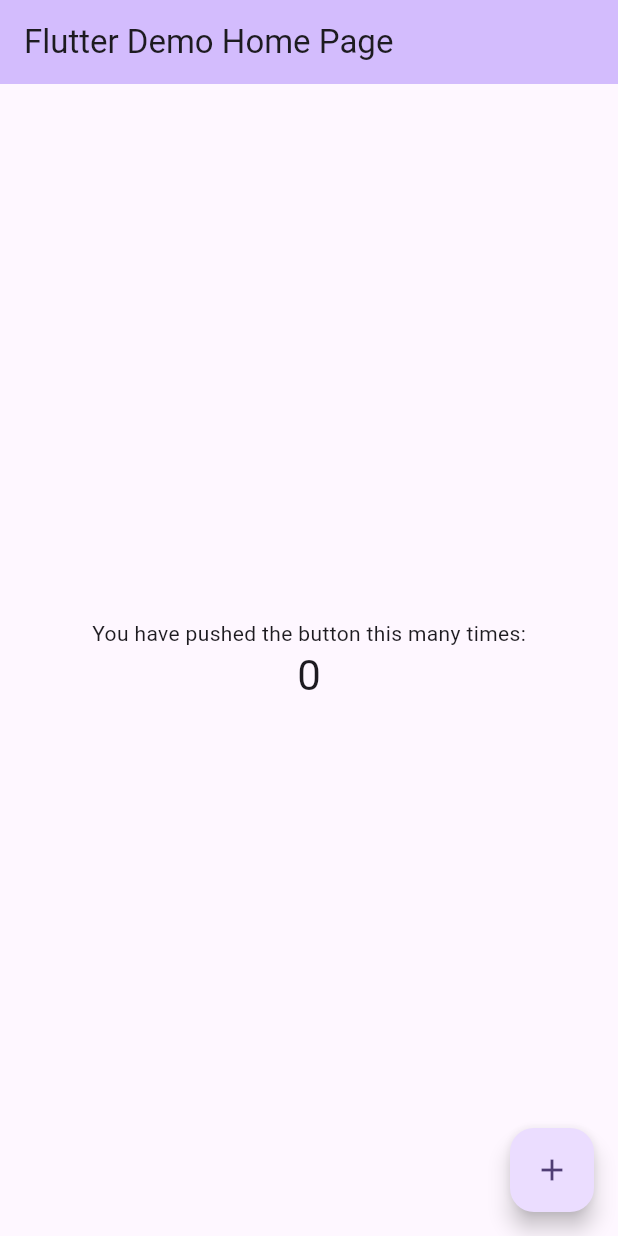
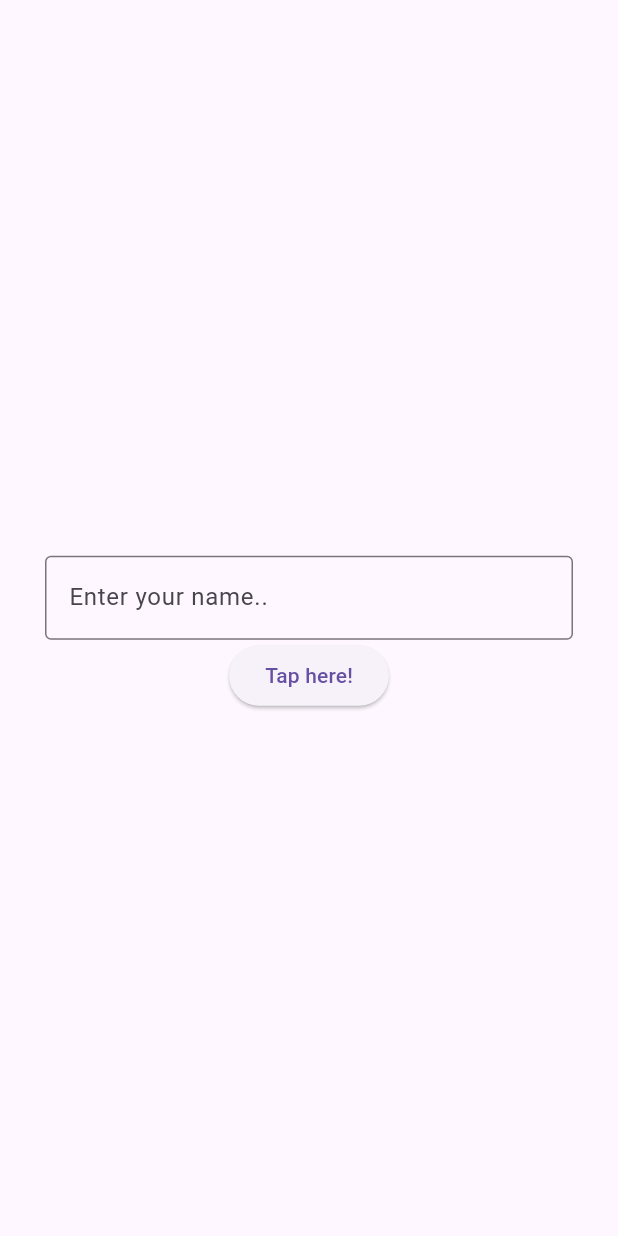
Before and after one commit to CLS11/todo, a Flutter app: the screen it shows after launch, on a phone screen of 412 x 824 dp. Run offline on Flutter 3.47's test engine with Material 3 defaults, Android fonts, the phone set to English and light mode, and no system bars.

Commit message:
Taking the input from user.

```diff
--- a/lib/main.dart
+++ b/lib/main.dart
@@ -1,4 +1,5 @@
 import 'package:flutter/material.dart';
+import 'pages/user_input.dart';
 
 void main() {
   runApp(const MyApp());
@@ -7,119 +8,11 @@ void main() {
 class MyApp extends StatelessWidget {
   const MyApp({super.key});
 
-  // This widget is the root of your application.
   @override
   Widget build(BuildContext context) {
     return MaterialApp(
-      title: 'Flutter Demo',
-      theme: ThemeData(
-        // This is the theme of your application.
-        //
-        // TRY THIS: Try running your application with "flutter run". You'll see
-        // the application has a purple toolbar. Then, without quitting the app,
-        // try changing the seedColor in the colorScheme below to Colors.green
-        // and then invoke "hot reload" (save your changes or press the "hot
-        // reload" button in a Flutter-supported IDE, or press "r" if you used
-        // the command line to start the app).
-        //
-        // Notice that the counter didn't reset back to zero; the application
-        // state is not lost during the reload. To reset the state, use hot
-        // restart instead.
-        //
-        // This works for code too, not just values: Most code changes can be
-        // tested with just a hot reload.
-        colorScheme: ColorScheme.fromSeed(seedColor: Colors.deepPurple),
-        useMaterial3: true,
-      ),
-      home: const MyHomePage(title: 'Flutter Demo Home Page'),
+      debugShowCheckedModeBanner: false,
+      home: UserInput(),
     );
   }
 }
-
-class MyHomePage extends StatefulWidget {
-  const MyHomePage({super.key, required this.title});
-
-  // This widget is the home page of your application. It is stateful, meaning
-  // that it has a State object (defined below) that contains fields that affect
-  // how it looks.
-
-  // This class is the configuration for the state. It holds the values (in this
-  // case the title) provided by the parent (in this case the App widget) and
-  // used by the build method of the State. Fields in a Widget subclass are
-  // always marked "final".
-
-  final String title;
-
-  @override
-  State<MyHomePage> createState() => _MyHomePageState();
-}
-
-class _MyHomePageState extends State<MyHomePage> {
-  int _counter = 0;
-
-  void _incrementCounter() {
-    setState(() {
-      // This call to setState tells the Flutter framework that something has
-      // changed in this State, which causes it to rerun the build method below
-      // so that the display can reflect the updated values. If we changed
-      // _counter without calling setState(), then the build method would not be
-      // called again, and so nothing would appear to happen.
-      _counter++;
-    });
-  }
-
-  @override
-  Widget build(BuildContext context) {
-    // This method is rerun every time setState is called, for instance as done
-    // by the _incrementCounter method above.
-    //
-    // The Flutter framework has been optimized to make rerunning build methods
-    // fast, so that you can just rebuild anything that needs updating rather
-    // than having to individually change instances of widgets.
-    return Scaffold(
-      appBar: AppBar(
-        // TRY THIS: Try changing the color here to a specific color (to
-        // Colors.amber, perhaps?) and trigger a hot reload to see the AppBar
-        // change color while the other colors stay the same.
-        backgroundColor: Theme.of(context).colorScheme.inversePrimary,
-        // Here we take the value from the MyHomePage object that was created by
-        // the App.build method, and use it to set our appbar title.
-        title: Text(widget.title),
-      ),
-      body: Center(
-        // Center is a layout widget. It takes a single child and positions it
-        // in the middle of the parent.
-        child: Column(
-          // Column is also a layout widget. It takes a list of children and
-          // arranges them vertically. By default, it sizes itself to fit its
-          // children horizontally, and tries to be as tall as its parent.
-          //
-          // Column has various properties to control how it sizes itself and
-          // how it positions its children. Here we use mainAxisAlignment to
-          // center the children vertically; the main axis here is the vertical
-          // axis because Columns are vertical (the cross axis would be
-          // horizontal).
-          //
-          // TRY THIS: Invoke "debug painting" (choose the "Toggle Debug Paint"
-          // action in the IDE, or press "p" in the console), to see the
-          // wireframe for each widget.
-          mainAxisAlignment: MainAxisAlignment.center,
-          children: <Widget>[
-            const Text(
-              'You have pushed the button this many times:',
-            ),
-            Text(
-              '$_counter',
-              style: Theme.of(context).textTheme.headlineMedium,
-            ),
-          ],
-        ),
-      ),
-      floatingActionButton: FloatingActionButton(
-        onPressed: _incrementCounter,
-        tooltip: 'Increment',
-        child: const Icon(Icons.add),
-      ), // This trailing comma makes auto-formatting nicer for build methods.
-    );
-  }
-}
--- /dev/null
+++ b/lib/pages/user_input.dart
@@ -0,0 +1,47 @@
+import 'package:flutter/material.dart';
+
+class UserInput extends StatefulWidget {
+  @override
+  _UserInputState createState() => _UserInputState();
+}
+
+class _UserInputState extends State<UserInput> {
+  //text editor to get the access to view what user has entered
+  TextEditingController Controller = TextEditingController();
+
+  //Message to be displayed
+  String greetmessage = "";
+
+  //function to greet the user
+  void greetUser() {
+    setState(() {
+      greetmessage = "Hey, " + Controller.text;
+    });
+  }
+
+  @override
+  Widget build(BuildContext context) {
+    return Scaffold(
+        body: Center(
+            child: Padding(
+                padding: const EdgeInsets.all(30.0),
+                child: Column(
+                    mainAxisAlignment: MainAxisAlignment.center,
+                    children: [
+
+                      //greeting user
+                      Text(greetmessage),
+                      //text field to get input from user
+                      TextField(
+                          controller: Controller,
+                          decoration:
+                              InputDecoration(border: OutlineInputBorder(),
+                              hintText: "Enter your name..")),
+                      //button
+                      ElevatedButton(
+                        onPressed: greetUser,
+                        child: Text("Tap here!"),
+                      ),
+                    ]))));
+  }
+}
```
